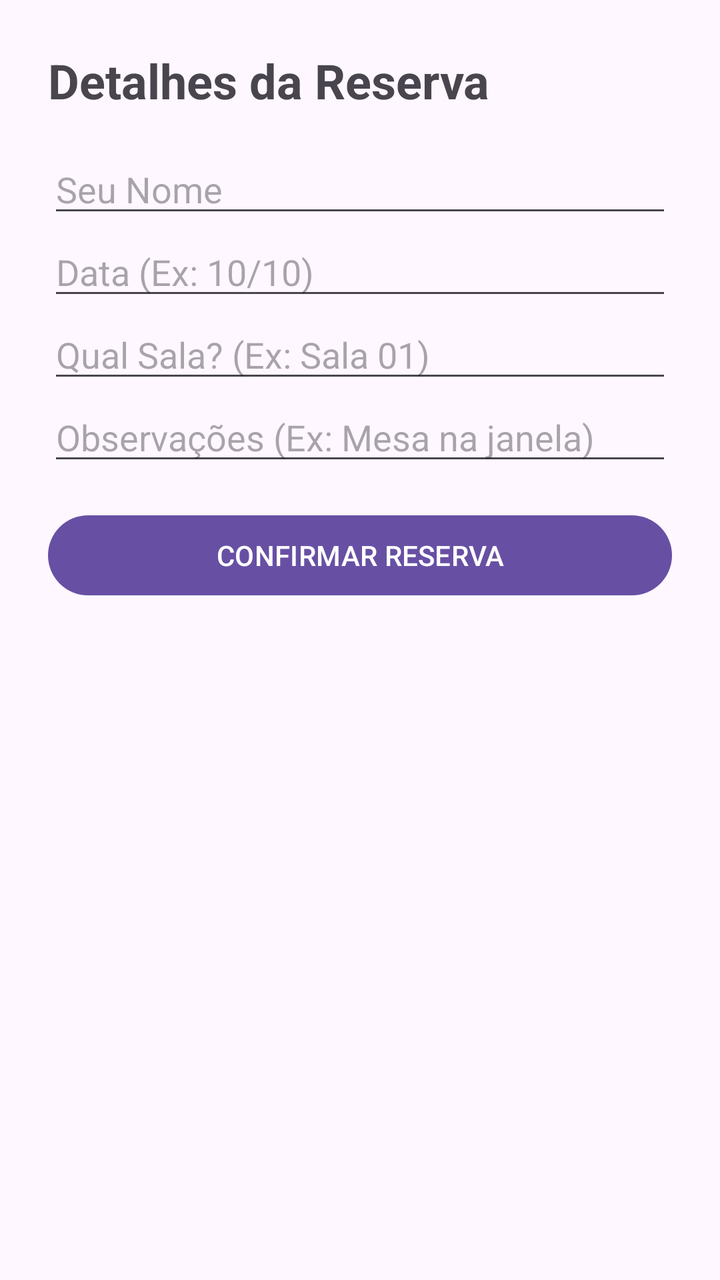
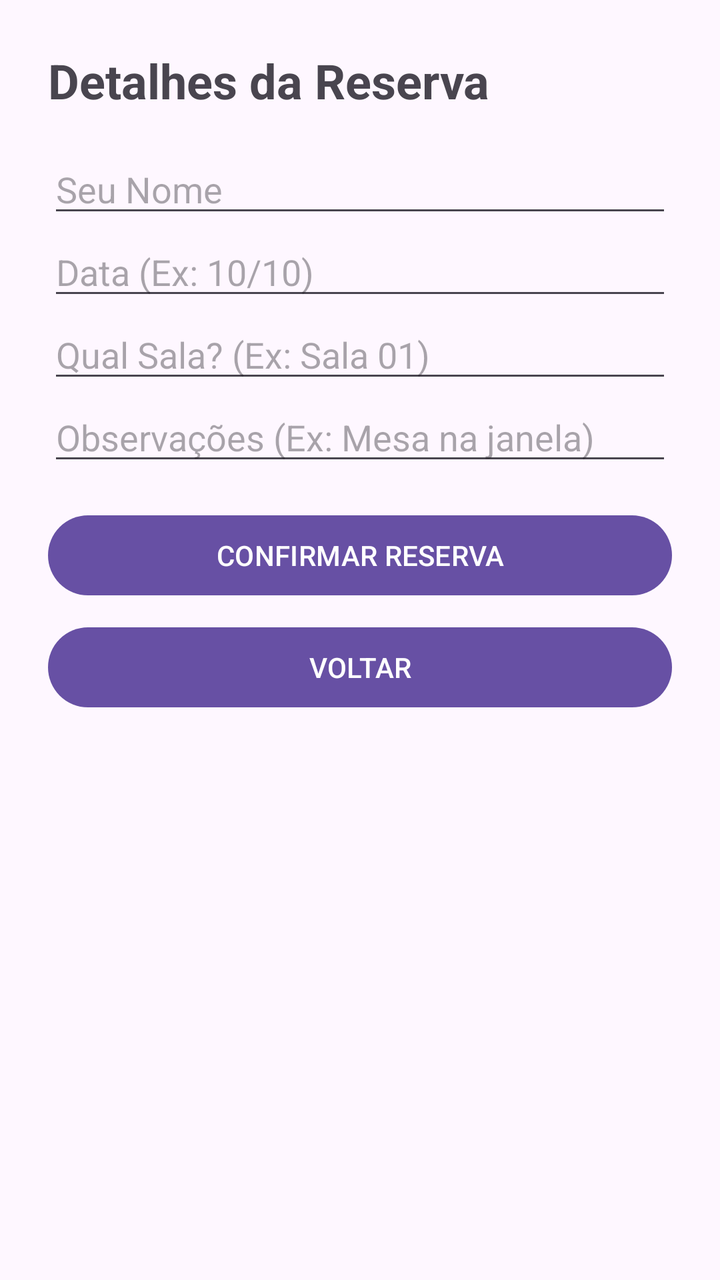

Compare the two renders of this Android layout. The source of the first and the diff that turns it into the second are given below.
<!-- AndroidManifest.xml: application theme Theme.MeuPrimeiroApp -->
<!-- res/layout/activity_nova_reserva.xml -->
<LinearLayout
    xmlns:android="http://schemas.android.com/apk/res/android"
    android:layout_width="match_parent"
    android:layout_height="match_parent"
    android:orientation="vertical"
    android:padding="24dp">

    <TextView
        android:layout_width="match_parent"
        android:layout_height="wrap_content"
        android:text="Detalhes da Reserva"
        android:textSize="24sp"
        android:textStyle="bold"
        android:layout_marginBottom="16dp"/>

    <EditText
        android:id="@+id/etNome"
        android:layout_width="match_parent"
        android:layout_height="wrap_content"
        android:hint="Seu Nome" />

    <EditText
        android:id="@+id/etData"
        android:layout_width="match_parent"
        android:layout_height="wrap_content"
        android:hint="Data (Ex: 10/10)" />

    <EditText
        android:id="@+id/etLocal"
        android:layout_width="match_parent"
        android:layout_height="wrap_content"
        android:hint="Qual Sala? (Ex: Sala 01)" />

    <EditText
        android:id="@+id/etDescricao"
        android:layout_width="match_parent"
        android:layout_height="wrap_content"
        android:hint="Observações (Ex: Mesa na janela)" />

    <Button
        android:id="@+id/btnSalvar"
        android:layout_width="match_parent"
        android:layout_height="wrap_content"
        android:text="CONFIRMAR RESERVA"
        android:layout_marginTop="16dp" />

</LinearLayout>
<!-- resources referenced by this layout -->
<resources>
  <style name="Theme.MeuPrimeiroApp" parent="Base.Theme.MeuPrimeiroApp" />
  <style name="Base.Theme.MeuPrimeiroApp" parent="Theme.Material3.DayNight.NoActionBar">
          
          
      </style>
</resources>

<!-- the commit's change to res/layout/activity_nova_reserva.xml (unified diff, before → after) -->
@@ -44,4 +44,11 @@
         android:text="CONFIRMAR RESERVA"
         android:layout_marginTop="16dp" />
 
+    <Button
+        android:id="@+id/btnVoltar"
+        android:layout_width="match_parent"
+        android:layout_height="wrap_content"
+        android:text="VOLTAR"
+        android:layout_marginTop="8dp" />
+
 </LinearLayout>
